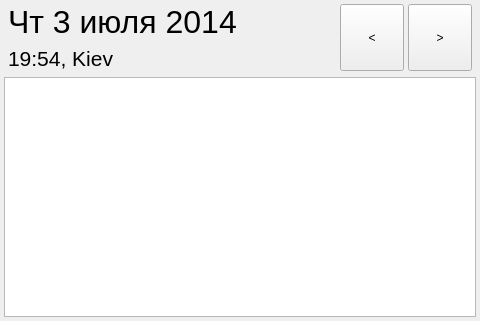
wil-low/amax-droid, file Qt/MainWindow.ui: the form before one commit.
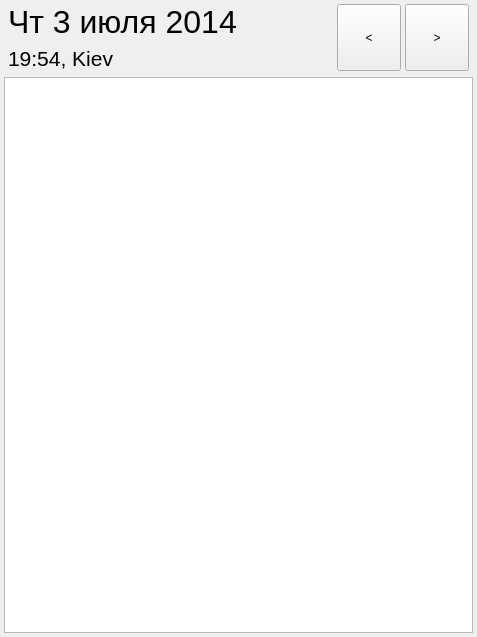
The form after the commit.

The edit to the form file:
```diff
--- a/Qt/MainWindow.ui
+++ b/Qt/MainWindow.ui
@@ -6,8 +6,8 @@
    <rect>
     <x>0</x>
     <y>0</y>
-    <width>480</width>
-    <height>321</height>
+    <width>477</width>
+    <height>637</height>
    </rect>
   </property>
   <property name="windowTitle">
```
